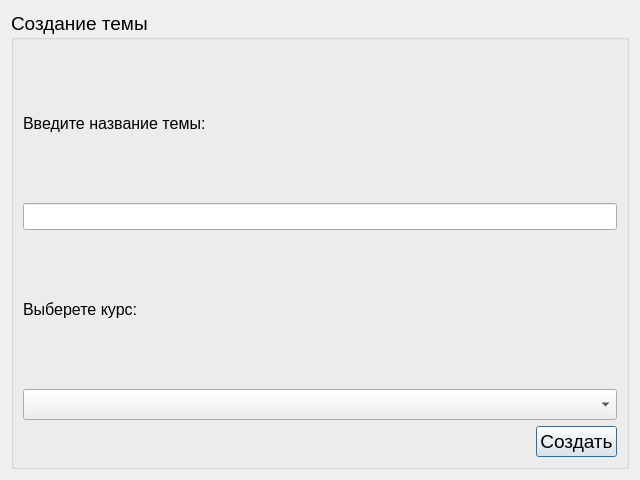
First picture: the form in topicedit.ui, repository Rayzedan/SystemControlStudent, before the edit.
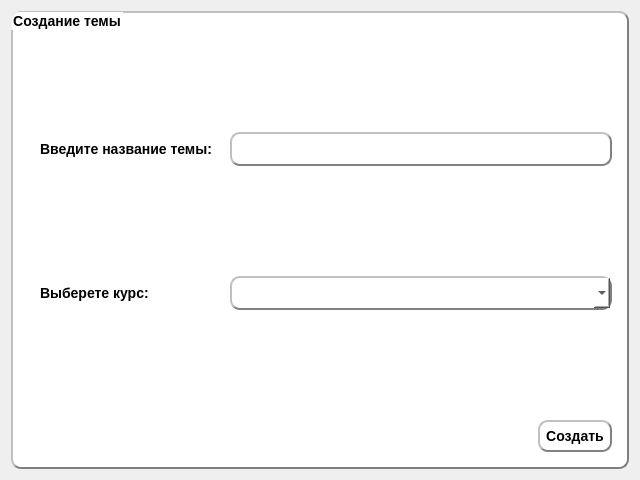
Second picture: the form after the edit.

```diff
--- a/topicedit.ui
+++ b/topicedit.ui
@@ -19,37 +19,68 @@
   <property name="windowTitle">
    <string>Dialog</string>
   </property>
+  <property name="styleSheet">
+   <string notr="true"/>
+  </property>
   <layout class="QVBoxLayout" name="verticalLayout_3">
    <item>
     <widget class="QGroupBox" name="groupBox">
      <property name="font">
       <font>
-       <pointsize>14</pointsize>
+       <pointsize>-1</pointsize>
+       <italic>false</italic>
+       <bold>true</bold>
       </font>
      </property>
+     <property name="styleSheet">
+      <string notr="true">
+QPushButton:pressed {
+     background-color: grey;
+     border-style: inset;
+ }
+QToolButton:pressed {
+     background-color: grey;
+     border-style: inset;
+ }QWidget {
+	background-color: white;
+     border-style: outset;
+     border-width: 2px;
+     border-radius: 10px;
+     border-color: gray;
+     font: bold 14px;
+  
+     padding: 6px;}</string>
+     </property>
      <property name="title">
       <string>Создание темы</string>
      </property>
-     <layout class="QVBoxLayout" name="verticalLayout_2" stretch="10,1">
+     <layout class="QVBoxLayout" name="verticalLayout">
       <item>
-       <layout class="QVBoxLayout" name="verticalLayout" stretch="3,3,3,3">
-        <item>
+       <layout class="QFormLayout" name="formLayout">
+        <item row="1" column="0">
          <widget class="QLabel" name="label">
           <property name="font">
            <font>
-            <pointsize>12</pointsize>
+            <pointsize>-1</pointsize>
+            <italic>false</italic>
+            <bold>true</bold>
            </font>
           </property>
+          <property name="styleSheet">
+           <string notr="true">border-color: white;</string>
+          </property>
           <property name="text">
            <string>Введите название темы:</string>
           </property>
          </widget>
         </item>
-        <item>
+        <item row="1" column="1">
          <widget class="QLineEdit" name="lineEdit">
           <property name="font">
            <font>
-            <pointsize>12</pointsize>
+            <pointsize>-1</pointsize>
+            <italic>false</italic>
+            <bold>true</bold>
            </font>
           </property>
           <property name="text">
@@ -57,21 +88,65 @@
           </property>
          </widget>
         </item>
-        <item>
+        <item row="3" column="0">
          <widget class="QLabel" name="label_4">
           <property name="font">
            <font>
-            <pointsize>12</pointsize>
+            <pointsize>-1</pointsize>
+            <italic>false</italic>
+            <bold>true</bold>
            </font>
           </property>
+          <property name="styleSheet">
+           <string notr="true">border-color: white;</string>
+          </property>
           <property name="text">
            <string>Выберете курс:</string>
           </property>
          </widget>
         </item>
-        <item>
+        <item row="3" column="1">
          <widget class="QComboBox" name="comboBox_2"/>
         </item>
+        <item row="2" column="1">
+         <spacer name="verticalSpacer">
+          <property name="orientation">
+           <enum>Qt::Vertical</enum>
+          </property>
+          <property name="sizeHint" stdset="0">
+           <size>
+            <width>20</width>
+            <height>40</height>
+           </size>
+          </property>
+         </spacer>
+        </item>
+        <item row="4" column="1">
+         <spacer name="verticalSpacer_2">
+          <property name="orientation">
+           <enum>Qt::Vertical</enum>
+          </property>
+          <property name="sizeHint" stdset="0">
+           <size>
+            <width>20</width>
+            <height>40</height>
+           </size>
+          </property>
+         </spacer>
+        </item>
+        <item row="0" column="1">
+         <spacer name="verticalSpacer_3">
+          <property name="orientation">
+           <enum>Qt::Vertical</enum>
+          </property>
+          <property name="sizeHint" stdset="0">
+           <size>
+            <width>20</width>
+            <height>40</height>
+           </size>
+          </property>
+         </spacer>
+        </item>
        </layout>
       </item>
       <item>
```
